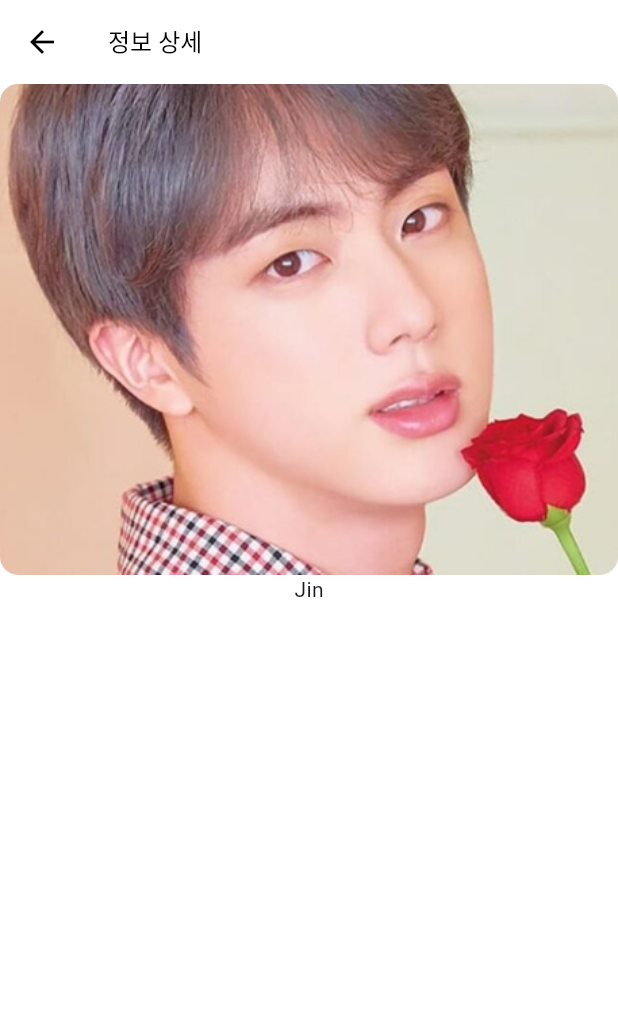
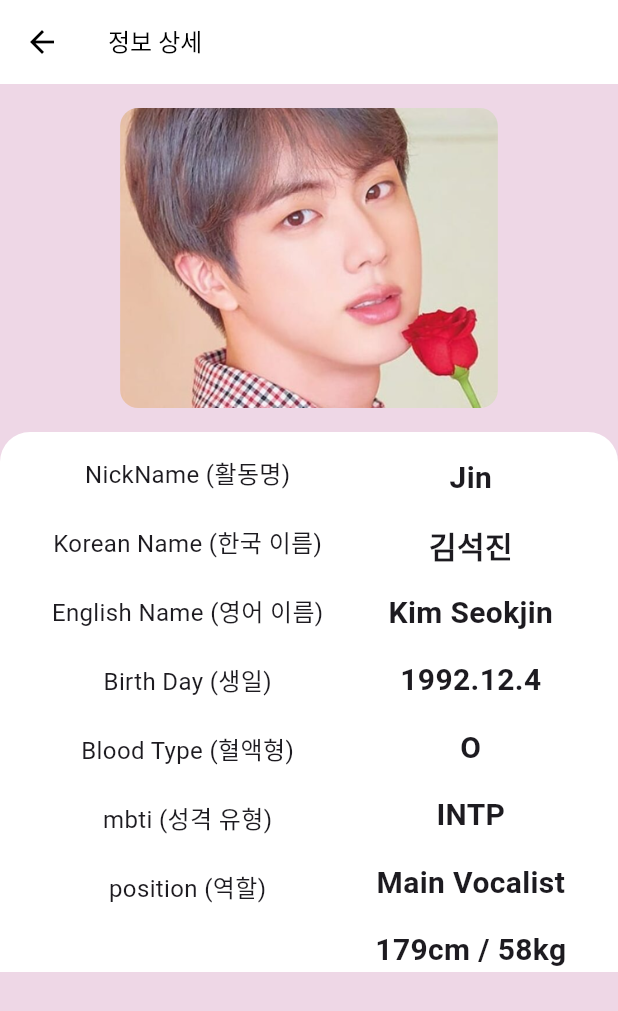
Before and after one commit to Catnap7/flutter_studyk, a Flutter app: the screen it shows after launch, after a tap on "JIN", on a phone screen of 412 x 824 dp. Shown: the top 1011 px of the screen. Run offline on Flutter 3.47's test engine with Material 2 defaults, Android fonts, the phone set to English and light mode, and no system bars; our stand-ins replace carousel_slider, flutter_riverpod, go_router, logger; Roboto replaces fonts that are missing (NotoSans).

Commit message:
add detail
상세 멤버별 내역 UI 추가

```diff
--- a/lib/common/const/colors.dart
+++ b/lib/common/const/colors.dart
@@ -2,9 +2,13 @@ import 'package:flutter/material.dart';
 
 // 주 색상
 const PRIMARY_COLOR = Color(0xFFf8649f);
+// 보조 색상
+const SECONDARY_COLOR = Color(0xffeed7e6);
 // 글자 색상
 const BODY_TEXT_COLOR = Color(0xFF868686);
 // 택스트 배경 색상
 const INPUT_BG_COLOR = Color(0xFFFBFBFB);
 // 택스트 테두리 색상
 const INPUT_BORDER_COLOR = Color(0xFFF3F2F2);
+// 주 배경 색상
+const BG_COLOR = Color(0xFFFBFBFB);
--- a/lib/common/view/root_tab.dart
+++ b/lib/common/view/root_tab.dart
@@ -48,6 +48,7 @@ class _RootTabState extends State<RootTab> with SingleTickerProviderStateMixin{
         selectedItemColor: PRIMARY_COLOR,
         unselectedItemColor: BODY_TEXT_COLOR,
         selectedFontSize: 10,
+        backgroundColor: BG_COLOR,
         unselectedFontSize: 10,
         // 밑에 탭 눌렀을 때 효과같은거 설정
         type: BottomNavigationBarType.fixed,
--- a/lib/home/view/home_screen.dart
+++ b/lib/home/view/home_screen.dart
@@ -1,6 +1,7 @@
 import 'package:carousel_slider/carousel_slider.dart';
 import 'package:flutter/material.dart';
 import 'package:flutter_riverpod/flutter_riverpod.dart';
+import 'package:flutter_studyk/common/const/colors.dart';
 import 'package:flutter_studyk/common/layout/default_layout.dart';
 import 'package:flutter_studyk/info/model/members_model.dart';
 import 'package:flutter_studyk/info/view/info_detail_screen.dart';
@@ -18,6 +19,7 @@ class HomeScreen extends ConsumerWidget {
     final logger = Logger();
 
     return DefaultLayout(
+      backgroundColor: BG_COLOR,
       child: Column(
         children: [
           Image.asset(
--- a/lib/info/view/info_detail_screen.dart
+++ b/lib/info/view/info_detail_screen.dart
@@ -1,5 +1,6 @@
 import 'package:flutter/material.dart';
 import 'package:flutter_riverpod/flutter_riverpod.dart';
+import 'package:flutter_studyk/common/const/colors.dart';
 import 'package:flutter_studyk/common/layout/default_layout.dart';
 import 'package:flutter_studyk/info/provider/members_provider.dart';
 import 'package:logger/logger.dart';
@@ -21,27 +22,148 @@ class InfoDetailScreen extends ConsumerWidget {
 
     return DefaultLayout(
       child: _memberCard(state),
+      backgroundColor: SECONDARY_COLOR,
       title: '정보 상세',
     );
   }
 
   _memberCard(state) {
-
     return Column(
+      mainAxisAlignment: MainAxisAlignment.start,
+      crossAxisAlignment: CrossAxisAlignment.center,
       children: [
+        const SizedBox(height: 16.0),
         Hero(
-            tag: ObjectKey(name),
+          tag: name,
           child: ClipRRect(
             borderRadius: BorderRadius.circular(12.0),
-              child: // Asset image
-                  Image.asset(
+            child: Image.asset(
               'asset/img/$name/${name}_1.png',
               // AssetImage('asset/img/$e/${image}_1.png'),
+              height: 200,
               fit: BoxFit.cover,
             ),
           ),
         ),
-        Text(state.map((e) => e.name).join(", ")),
+        const SizedBox(height: 16.0),
+        Container(
+          decoration: BoxDecoration(
+            color: Colors.white,
+            borderRadius: BorderRadius.only(
+              topLeft: Radius.circular(20.0),
+              topRight: Radius.circular(20.0),
+            ),
+          ),
+          child: Column(
+            mainAxisAlignment: MainAxisAlignment.start,
+            children: [
+              const SizedBox(height: 16.0),
+              Row(
+                crossAxisAlignment: CrossAxisAlignment.start,
+                mainAxisAlignment: MainAxisAlignment.spaceEvenly,
+                children: [
+                  Column(
+                    mainAxisAlignment: MainAxisAlignment.start,
+                    children: [
+                      Text(
+                        "NickName (활동명)",
+                        style: TextStyle(
+                            fontSize: 16, fontWeight: FontWeight.normal),
+                      ),
+                      const SizedBox(height: 22.0),
+                      Text(
+                        "Korean Name (한국 이름)",
+                        style: TextStyle(
+                            fontSize: 16, fontWeight: FontWeight.normal),
+                      ),
+                      const SizedBox(height: 22.0),
+                      Text(
+                        "English Name (영어 이름)",
+                        style: TextStyle(
+                            fontSize: 16, fontWeight: FontWeight.normal),
+                      ),
+                      const SizedBox(height: 22.0),
+                      Text(
+                        "Birth Day (생일)",
+                        style: TextStyle(
+                            fontSize: 16, fontWeight: FontWeight.normal),
+                      ),
+                      const SizedBox(height: 22.0),
+                      Text(
+                        "Blood Type (혈액형)",
+                        style: TextStyle(
+                            fontSize: 16, fontWeight: FontWeight.normal),
+                      ),
+                      const SizedBox(height: 22.0),
+                      Text(
+                        "mbti (성격 유형)",
+                        style: TextStyle(
+                            fontSize: 16, fontWeight: FontWeight.normal),
+                      ),
+                      const SizedBox(height: 22.0),
+                      Text(
+                        "position (역할)",
+                        style: TextStyle(
+                            fontSize: 16, fontWeight: FontWeight.normal),
+                      ),
+                    ],
+                  ),
+                  Column(
+                    children: [
+                      Text(
+                        state.map((e) => e.name).join(", "),
+                        style: TextStyle(
+                            fontSize: 20, fontWeight: FontWeight.bold),
+                      ),
+                      const SizedBox(height: 16.0),
+                      Text(
+                        state.map((e) => e.koreanName).join(", "),
+                        style: TextStyle(
+                            fontSize: 20, fontWeight: FontWeight.bold),
+                      ),
+                      const SizedBox(height: 16.0),
+                      Text(
+                        state.map((e) => e.englishName).join(", "),
+                        style: TextStyle(
+                            fontSize: 20, fontWeight: FontWeight.bold),
+                      ),
+                      const SizedBox(height: 16.0),
+                      Text(
+                        state.map((e) => e.birth).join(", "),
+                        style: TextStyle(
+                            fontSize: 20, fontWeight: FontWeight.bold),
+                      ),
+                      const SizedBox(height: 16.0),
+                      Text(
+                        state.map((e) => e.bloodType).join(", "),
+                        style: TextStyle(
+                            fontSize: 20, fontWeight: FontWeight.bold),
+                      ),
+                      const SizedBox(height: 16.0),
+                      Text(
+                        state.map((e) => e.mbti).join(", "),
+                        style: TextStyle(
+                            fontSize: 20, fontWeight: FontWeight.bold),
+                      ),
+                      const SizedBox(height: 16.0),
+                      Text(
+                        state.map((e) => e.position).join(", "),
+                        style: TextStyle(
+                            fontSize: 20, fontWeight: FontWeight.bold),
+                      ),
+                      const SizedBox(height: 16.0),
+                      Text(
+                        "${state.map((e) => e.height).join(", ")}cm / ${state.map((e) => e.weight).join(", ")}kg",
+                        style: TextStyle(
+                            fontSize: 20, fontWeight: FontWeight.bold),
+                      ),
+                    ],
+                  ),
+                ],
+              ),
+            ],
+          ),
+        ),
       ],
     );
   }
--- a/lib/main.dart
+++ b/lib/main.dart
@@ -1,5 +1,6 @@
 import 'package:flutter/material.dart';
 import 'package:flutter_riverpod/flutter_riverpod.dart';
+import 'package:flutter_studyk/common/const/colors.dart';
 import 'package:flutter_studyk/common/provider/go_router.dart';
 import 'package:flutter_studyk/common/provider/provider_observer.dart';
 
@@ -28,6 +29,8 @@ class MyApp extends ConsumerWidget {
         primarySwatch: Colors.blue,
         fontFamily: 'NotoSans',
         useMaterial3: true,
+        backgroundColor: BG_COLOR,
+        scaffoldBackgroundColor: BG_COLOR,
       ),
       debugShowCheckedModeBanner: false,
       routerDelegate: router.routerDelegate,
```
Lines whose indentation alone changed are shown as unchanged.
